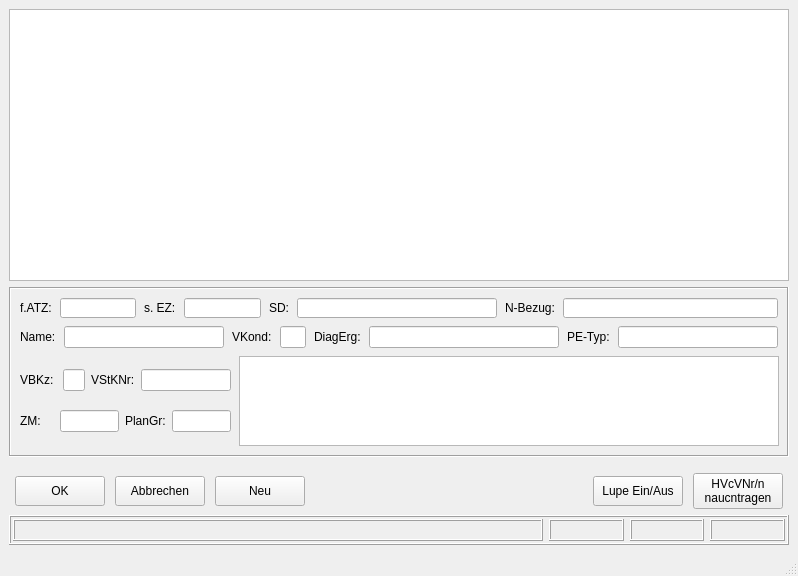
The window that Smile/UI/auftragsannahme_many.ui (DenisReznikov/Smile) describes before a commit, drawn with Qt 5.
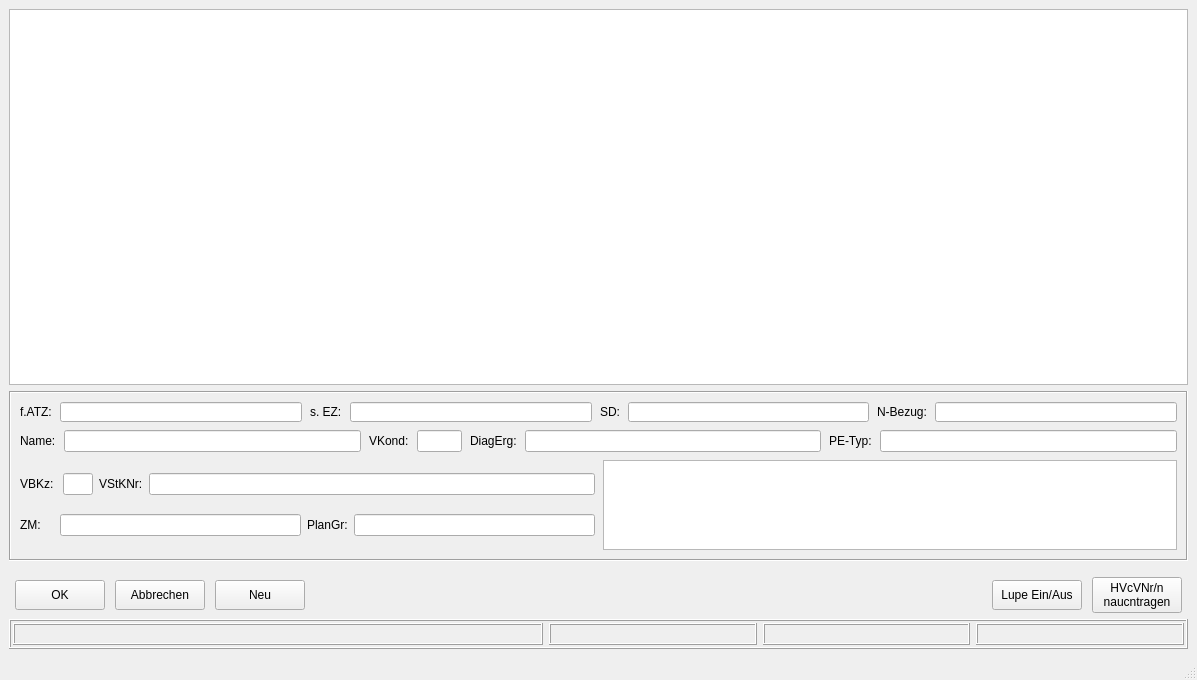
The same window after the commit.

Diff of the .ui file:
```diff
--- a/Smile/UI/auftragsannahme_many.ui
+++ b/Smile/UI/auftragsannahme_many.ui
@@ -9,8 +9,8 @@
    <rect>
     <x>0</x>
     <y>0</y>
-    <width>798</width>
-    <height>576</height>
+    <width>1197</width>
+    <height>680</height>
    </rect>
   </property>
   <property name="minimumSize">
```
Left out of the diff: 4 changed lines with no effect on the pictures.
